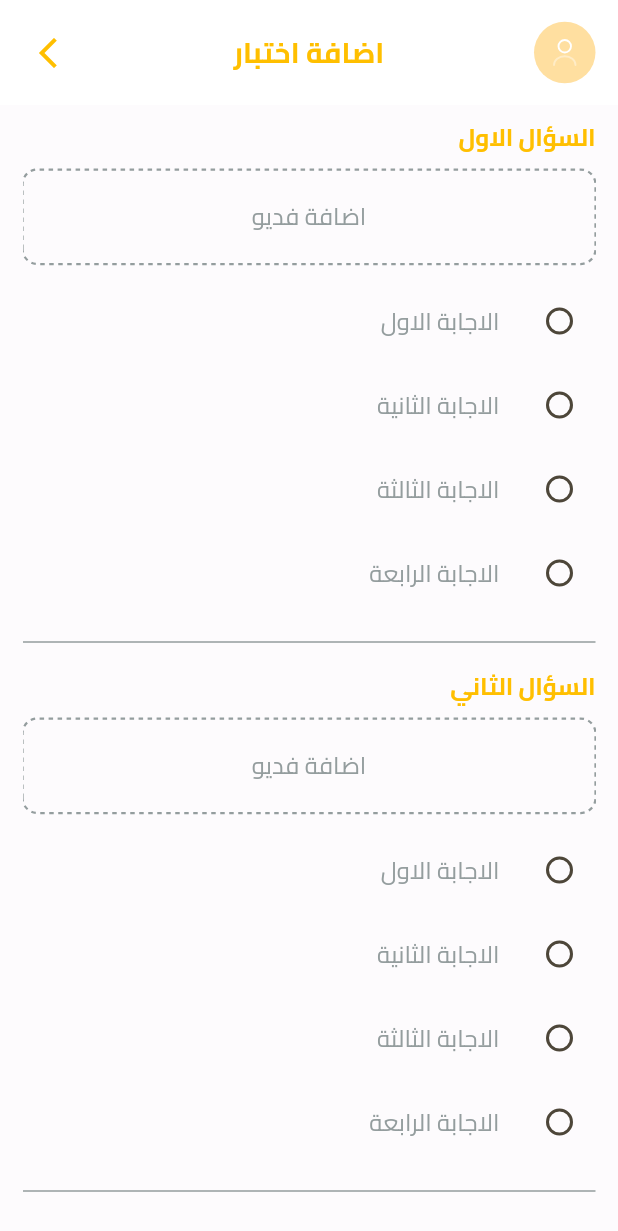
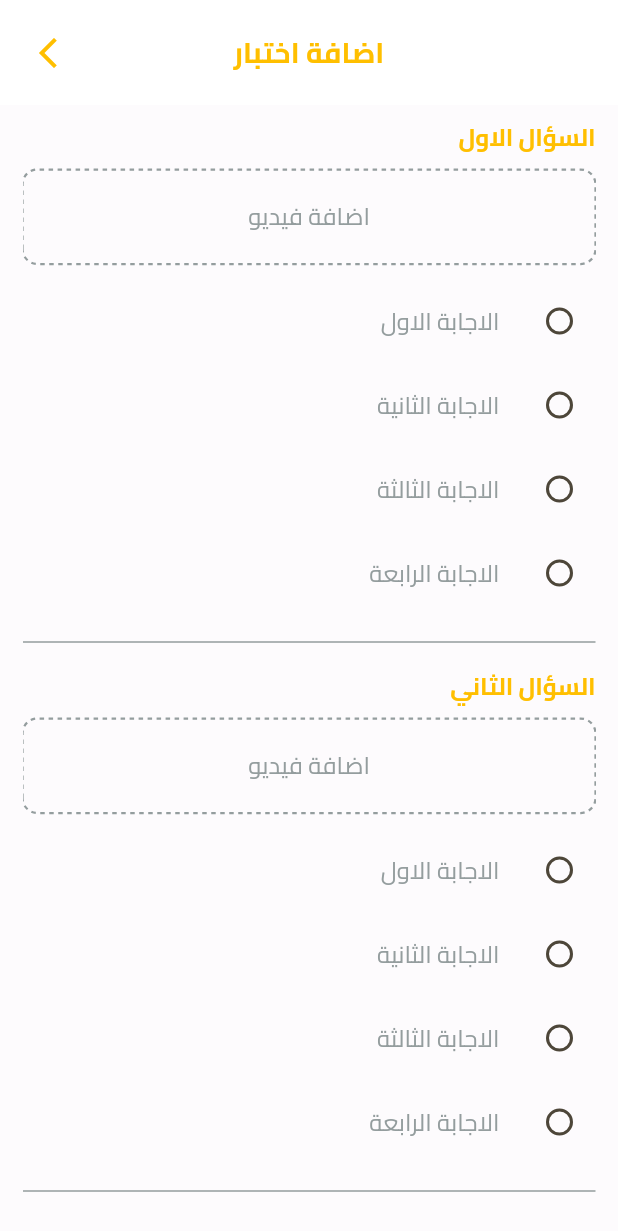
Before and after one commit to mostafamo7amed/Asmaak-, a Flutter app: the AddQuizView screen opened directly with empty values, on a phone screen of 412 x 824 dp. Shown: the top 1231 px of the screen. Run offline on Flutter 3.47's test engine with Material 3 defaults, Android fonts, the light colour scheme and no system bars; drawn by our look-alikes of dotted_border, modal_progress_hud_nsn; our stand-ins replace bloc, cloud_firestore, connectivity_plus, dropdown_button2, firebase_auth, firebase_core and 9 more; missing offline and left inert: linear_progress_bar; accounts and stored records are empty.

Commit message:
refactor admin feature

```diff
--- a/lib/features/admin/presentation/views/manage_lesson_view.dart
+++ b/lib/features/admin/presentation/views/manage_lesson_view.dart
@@ -28,8 +28,10 @@ class _ManageLessonViewState extends State<ManageLessonView> {
   @override
   void initState() {
     categories = AdminCubit.get(context).categories;
-    selectedCategory = categories.first.id;
-    context.read<AdminCubit>().getLessons(selectedCategory!);
+    if (categories.isNotEmpty) {
+      selectedCategory = categories.first.id;
+      context.read<AdminCubit>().getLessons(selectedCategory!);
+    }
     super.initState();
   }
 
--- a/lib/features/admin/presentation/views/manage_quiz_view.dart
+++ b/lib/features/admin/presentation/views/manage_quiz_view.dart
@@ -31,8 +31,10 @@ class _ManageQuizViewState extends State<ManageQuizView> {
   @override
   void initState() {
     categories = AdminCubit.get(context).categories;
-    selectedCategory = categories.first.id;
-    AdminCubit.get(context).getQuiz(categoryId: selectedCategory!);
+    if(categories.isNotEmpty){
+      selectedCategory = categories.first.id;
+      AdminCubit.get(context).getQuiz(categoryId: selectedCategory!);
+    }
     super.initState();
   }
 
--- a/lib/features/admin/presentation/views/widgets/add_quiz_view.dart
+++ b/lib/features/admin/presentation/views/widgets/add_quiz_view.dart
@@ -103,7 +103,7 @@ class _AddQuizViewState extends State<AddQuizView> {
                               Text(
                                 video1 != null
                                     ? video1!.path.split('/').last
-                                    : 'اضافة فديو',
+                                    : 'اضافة فيديو',
                                 style: Styles.regular16
                                     .copyWith(color: AppColor.lightGrayColor),
                                 overflow: TextOverflow.ellipsis,
@@ -200,7 +200,7 @@ class _AddQuizViewState extends State<AddQuizView> {
                               Text(
                                 video2 != null
                                     ? video2!.path.split('/').last
-                                    : 'اضافة فديو',
+                                    : 'اضافة فيديو',
                                 style: Styles.regular16
                                     .copyWith(color: AppColor.lightGrayColor),
                                 overflow: TextOverflow.ellipsis,
@@ -297,7 +297,7 @@ class _AddQuizViewState extends State<AddQuizView> {
                               Text(
                                 video3 != null
                                     ? video3!.path.split('/').last
-                                    : 'اضافة فديو',
+                                    : 'اضافة فيديو',
                                 style: Styles.regular16
                                     .copyWith(color: AppColor.lightGrayColor),
                                 overflow: TextOverflow.ellipsis,
@@ -395,7 +395,7 @@ class _AddQuizViewState extends State<AddQuizView> {
                                 video4 != null
                                     ? video4!.path.split('/').last
                                     :
-                                'اضافة فديو',
+                                'اضافة فيديو',
                                 style: Styles.regular16
                                     .copyWith(color: AppColor.lightGrayColor),
                                 overflow: TextOverflow.ellipsis,
--- a/lib/features/admin/presentation/views/widgets/build_admin_appbar.dart
+++ b/lib/features/admin/presentation/views/widgets/build_admin_appbar.dart
@@ -1,7 +1,4 @@
 import 'package:flutter/material.dart';
-import 'package:flutter_svg/svg.dart';
-
-import '../../../../../core/utils/app_manager/app_assets.dart';
 import '../../../../../core/utils/app_manager/app_colors.dart';
 import '../../../../../core/utils/app_manager/app_styles.dart';
 
@@ -11,20 +8,8 @@ AppBar buildAdminAppBar(context, {String title = '', bool showBack = false}) {
     shadowColor: AppColor.lightGrayColor,
     surfaceTintColor: Colors.transparent,
     backgroundColor: Colors.white,
-    leading: Padding(
-      padding: const EdgeInsets.only(right: 15.0),
-      child: CircleAvatar(
-        radius: 20,
-        child: SvgPicture.asset(
-          AssetsData.profile,
-          height: 20,
-          width: 20,
-          fit: BoxFit.scaleDown,
-          colorFilter: ColorFilter.mode(AppColor.whiteColor, BlendMode.srcIn),
-        ),
-      ),
-    ),
     centerTitle: true,
+    leading: SizedBox(),
     titleSpacing: 0,
     title: Text(
       title,
--- a/lib/features/admin/presentation/views/widgets/custom_dropdown_list.dart
+++ b/lib/features/admin/presentation/views/widgets/custom_dropdown_list.dart
@@ -22,7 +22,10 @@ class _CustomGenderWidgetState extends State<CustomDropdownList> {
 
   @override
   Widget build(BuildContext context) {
-    selectedItem = widget.list[0];
+    if( widget.list.isNotEmpty){
+      selectedItem = widget.list[0];
+    }
+
     return DropdownButtonFormField2<String>(
       value: selectedItem,
       decoration: InputDecoration(
```
Also changed, not shown: lib/features/admin/presentation/views/manage_category_view.dart (+7 -2 lines).
